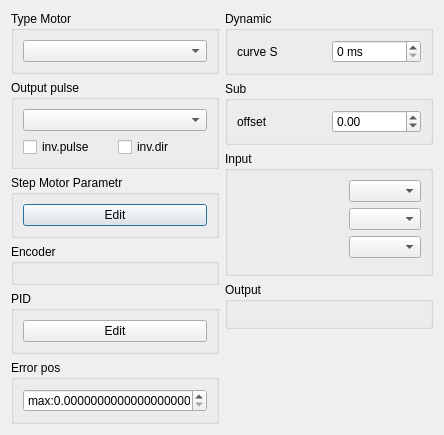
First picture: the form in widget/wlaxiswidget.ui, repository WladimirN/wlmill-beta-wn, before the edit.
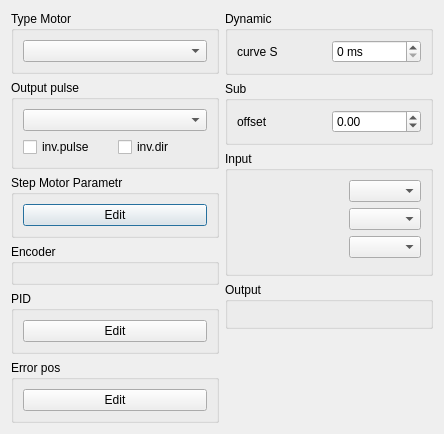
Second picture: the form after the edit. Custom widgets are drawn as their Qt base class.

The edit to the form file:
```diff
--- a/widget/wlaxiswidget.ui
+++ b/widget/wlaxiswidget.ui
@@ -105,15 +105,9 @@
        </property>
        <layout class="QGridLayout" name="gridLayout_13">
         <item row="0" column="0">
-         <widget class="QDoubleSpinBox" name="sbErrMax">
-          <property name="prefix">
-           <string notr="true">max:</string>
-          </property>
-          <property name="decimals">
-           <number>20</number>
-          </property>
-          <property name="maximum">
-           <double>10000000.000000000000000</double>
+         <widget class="QPushButton" name="pbEditErrorPid">
+          <property name="text">
+           <string>Edit</string>
           </property>
          </widget>
         </item>
```
